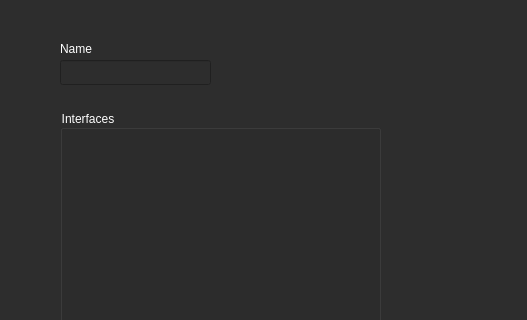
monico18/LTI-SDN-Controller, file UI/BridgeConfig.ui: the form before one commit; both pictures show x 0 to 527 and y 0 to 320 of the 760 by 576 pixel window.
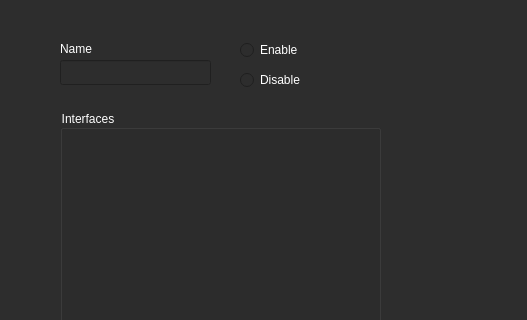
The form after the commit.

```diff
--- a/UI/BridgeConfig.ui
+++ b/UI/BridgeConfig.ui
@@ -839,6 +839,268 @@
     <string>Interfaces</string>
    </property>
   </widget>
+  <widget class="QRadioButton" name="radio_disable">
+   <property name="geometry">
+    <rect>
+     <x>240</x>
+     <y>70</y>
+     <width>95</width>
+     <height>20</height>
+    </rect>
+   </property>
+   <property name="palette">
+    <palette>
+     <active>
+      <colorrole role="WindowText">
+       <brush brushstyle="SolidPattern">
+        <color alpha="255">
+         <red>255</red>
+         <green>255</green>
+         <blue>255</blue>
+        </color>
+       </brush>
+      </colorrole>
+      <colorrole role="Button">
+       <brush brushstyle="SolidPattern">
+        <color alpha="255">
+         <red>45</red>
+         <green>45</green>
+         <blue>45</blue>
+        </color>
+       </brush>
+      </colorrole>
+      <colorrole role="Base">
+       <brush brushstyle="SolidPattern">
+        <color alpha="255">
+         <red>45</red>
+         <green>45</green>
+         <blue>45</blue>
+        </color>
+       </brush>
+      </colorrole>
+      <colorrole role="Window">
+       <brush brushstyle="SolidPattern">
+        <color alpha="255">
+         <red>45</red>
+         <green>45</green>
+         <blue>45</blue>
+        </color>
+       </brush>
+      </colorrole>
+     </active>
+     <inactive>
+      <colorrole role="WindowText">
+       <brush brushstyle="SolidPattern">
+        <color alpha="255">
+         <red>255</red>
+         <green>255</green>
+         <blue>255</blue>
+        </color>
+       </brush>
+      </colorrole>
+      <colorrole role="Button">
+       <brush brushstyle="SolidPattern">
+        <color alpha="255">
+         <red>45</red>
+         <green>45</green>
+         <blue>45</blue>
+        </color>
+       </brush>
+      </colorrole>
+      <colorrole role="Base">
+       <brush brushstyle="SolidPattern">
+        <color alpha="255">
+         <red>45</red>
+         <green>45</green>
+         <blue>45</blue>
+        </color>
+       </brush>
+      </colorrole>
+      <colorrole role="Window">
+       <brush brushstyle="SolidPattern">
+        <color alpha="255">
+         <red>45</red>
+         <green>45</green>
+         <blue>45</blue>
+        </color>
+       </brush>
+      </colorrole>
+     </inactive>
+     <disabled>
+      <colorrole role="WindowText">
+       <brush brushstyle="SolidPattern">
+        <color alpha="255">
+         <red>120</red>
+         <green>120</green>
+         <blue>120</blue>
+        </color>
+       </brush>
+      </colorrole>
+      <colorrole role="Button">
+       <brush brushstyle="SolidPattern">
+        <color alpha="255">
+         <red>45</red>
+         <green>45</green>
+         <blue>45</blue>
+        </color>
+       </brush>
+      </colorrole>
+      <colorrole role="Base">
+       <brush brushstyle="SolidPattern">
+        <color alpha="255">
+         <red>45</red>
+         <green>45</green>
+         <blue>45</blue>
+        </color>
+       </brush>
+      </colorrole>
+      <colorrole role="Window">
+       <brush brushstyle="SolidPattern">
+        <color alpha="255">
+         <red>45</red>
+         <green>45</green>
+         <blue>45</blue>
+        </color>
+       </brush>
+      </colorrole>
+     </disabled>
+    </palette>
+   </property>
+   <property name="text">
+    <string>Disable</string>
+   </property>
+  </widget>
+  <widget class="QRadioButton" name="radio_enable">
+   <property name="geometry">
+    <rect>
+     <x>240</x>
+     <y>40</y>
+     <width>95</width>
+     <height>20</height>
+    </rect>
+   </property>
+   <property name="palette">
+    <palette>
+     <active>
+      <colorrole role="WindowText">
+       <brush brushstyle="SolidPattern">
+        <color alpha="255">
+         <red>255</red>
+         <green>255</green>
+         <blue>255</blue>
+        </color>
+       </brush>
+      </colorrole>
+      <colorrole role="Button">
+       <brush brushstyle="SolidPattern">
+        <color alpha="255">
+         <red>45</red>
+         <green>45</green>
+         <blue>45</blue>
+        </color>
+       </brush>
+      </colorrole>
+      <colorrole role="Base">
+       <brush brushstyle="SolidPattern">
+        <color alpha="255">
+         <red>45</red>
+         <green>45</green>
+         <blue>45</blue>
+        </color>
+       </brush>
+      </colorrole>
+      <colorrole role="Window">
+       <brush brushstyle="SolidPattern">
+        <color alpha="255">
+         <red>45</red>
+         <green>45</green>
+         <blue>45</blue>
+        </color>
+       </brush>
+      </colorrole>
+     </active>
+     <inactive>
+      <colorrole role="WindowText">
+       <brush brushstyle="SolidPattern">
+        <color alpha="255">
+         <red>255</red>
+         <green>255</green>
+         <blue>255</blue>
+        </color>
+       </brush>
+      </colorrole>
+      <colorrole role="Button">
+       <brush brushstyle="SolidPattern">
+        <color alpha="255">
+         <red>45</red>
+         <green>45</green>
+         <blue>45</blue>
+        </color>
+       </brush>
+      </colorrole>
+      <colorrole role="Base">
+       <brush brushstyle="SolidPattern">
+        <color alpha="255">
+         <red>45</red>
+         <green>45</green>
+         <blue>45</blue>
+        </color>
+       </brush>
+      </colorrole>
+      <colorrole role="Window">
+       <brush brushstyle="SolidPattern">
+        <color alpha="255">
+         <red>45</red>
+         <green>45</green>
+         <blue>45</blue>
+        </color>
+       </brush>
+      </colorrole>
+     </inactive>
+     <disabled>
+      <colorrole role="WindowText">
+       <brush brushstyle="SolidPattern">
+        <color alpha="255">
+         <red>120</red>
+         <green>120</green>
+         <blue>120</blue>
+        </color>
+       </brush>
+      </colorrole>
+      <colorrole role="Button">
+       <brush brushstyle="SolidPattern">
+        <color alpha="255">
+         <red>45</red>
+         <green>45</green>
+         <blue>45</blue>
+        </color>
+       </brush>
+      </colorrole>
+      <colorrole role="Base">
+       <brush brushstyle="SolidPattern">
+        <color alpha="255">
+         <red>45</red>
+         <green>45</green>
+         <blue>45</blue>
+        </color>
+       </brush>
+      </colorrole>
+      <colorrole role="Window">
+       <brush brushstyle="SolidPattern">
+        <color alpha="255">
+         <red>45</red>
+         <green>45</green>
+         <blue>45</blue>
+        </color>
+       </brush>
+      </colorrole>
+     </disabled>
+    </palette>
+   </property>
+   <property name="text">
+    <string>Enable</string>
+   </property>
+  </widget>
  </widget>
  <resources/>
  <connections/>
```
